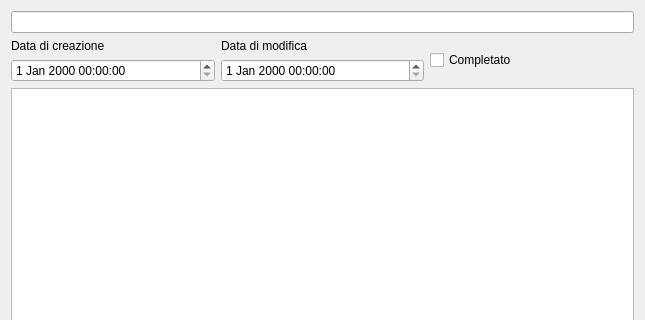
This is gnudo-cpp-ui-qt/taskinfodialog.ui in matteoalessiocarrara/GNUDO-cpp-ui-qt as Qt 5 draws it before an edit; both pictures show x 0 to 645 and y 0 to 320 of the 645 by 539 pixel window. The edited form follows.
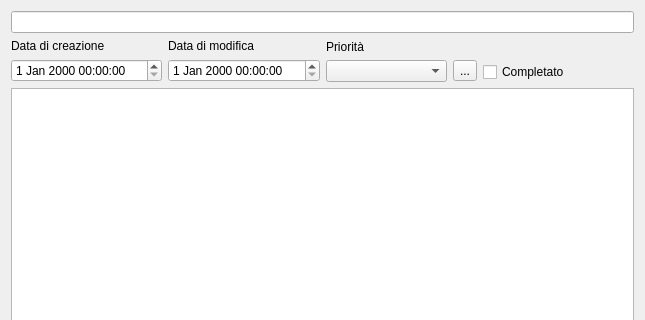
This is the edited form.

Commit message: Implementazione dei livelli di priorità

Diff of the .ui file:
```diff
--- a/gnudo-cpp-ui-qt/taskinfodialog.ui
+++ b/gnudo-cpp-ui-qt/taskinfodialog.ui
@@ -13,12 +13,12 @@
   <property name="windowTitle">
    <string>Dialog</string>
   </property>
-  <layout class="QVBoxLayout" name="verticalLayout_3">
+  <layout class="QVBoxLayout" name="verticalLayout_5">
    <item>
     <widget class="QLineEdit" name="lineEdit"/>
    </item>
    <item>
-    <layout class="QHBoxLayout" name="horizontalLayout">
+    <layout class="QHBoxLayout" name="horizontalLayout_2">
      <item>
       <layout class="QVBoxLayout" name="verticalLayout">
        <item>
@@ -48,11 +48,47 @@
       </layout>
      </item>
      <item>
-      <widget class="QCheckBox" name="checkBox">
-       <property name="text">
-        <string>Completato</string>
-       </property>
-      </widget>
+      <layout class="QVBoxLayout" name="verticalLayout_4">
+       <item>
+        <widget class="QLabel" name="label_4">
+         <property name="text">
+          <string>Priorità</string>
+         </property>
+        </widget>
+       </item>
+       <item>
+        <layout class="QHBoxLayout" name="horizontalLayout">
+         <item>
+          <widget class="QComboBox" name="comboBox"/>
+         </item>
+         <item>
+          <widget class="QToolButton" name="toolButton">
+           <property name="text">
+            <string>...</string>
+           </property>
+          </widget>
+         </item>
+        </layout>
+       </item>
+      </layout>
+     </item>
+     <item>
+      <layout class="QVBoxLayout" name="verticalLayout_3">
+       <item>
+        <widget class="QLabel" name="label_3">
+         <property name="text">
+          <string/>
+         </property>
+        </widget>
+       </item>
+       <item>
+        <widget class="QCheckBox" name="checkBox">
+         <property name="text">
+          <string>Completato</string>
+         </property>
+        </widget>
+       </item>
+      </layout>
      </item>
     </layout>
    </item>
```
The commit also changes 12 other files.
